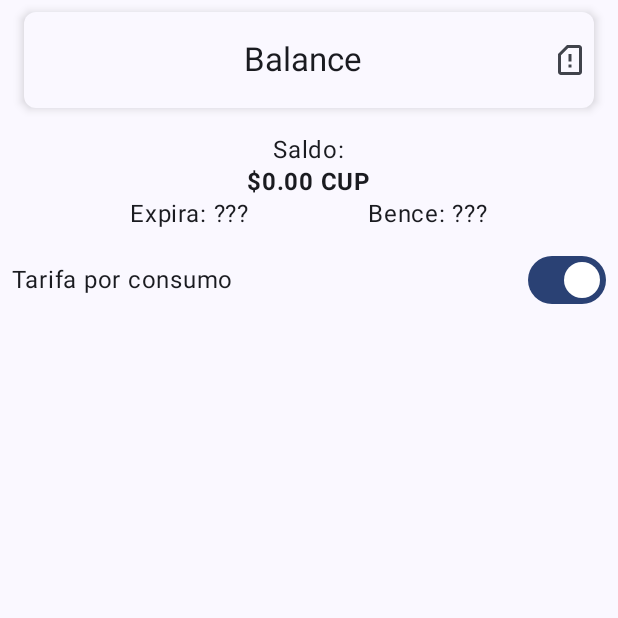
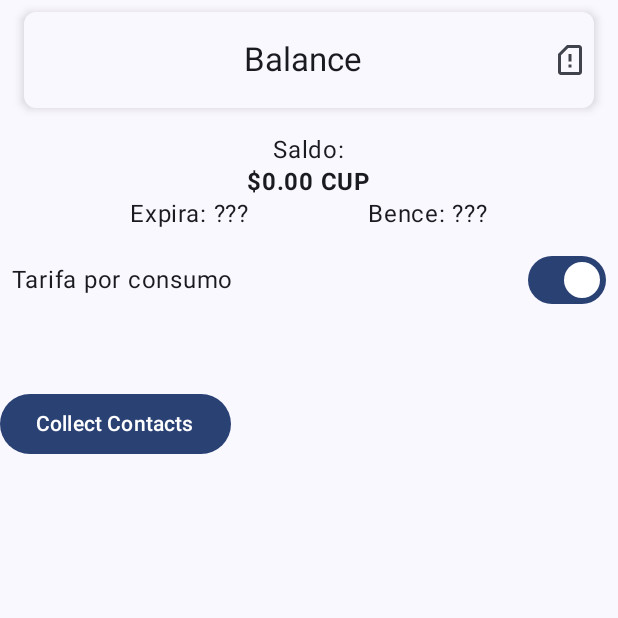
Before and after one commit to suitetecsa/sdk-android, an Android app built with Jetpack Compose: the screen it shows after launch (MainActivity), on a phone screen of 412 x 824 dp, the top half of it. Run offline under Robolectric (Android 15) with nearby library versions, the phone set to English and light mode, and no system bars; our stand-ins replace Dagger/Hilt's generated code; libraries missing offline, so code that uses them is left out: cz.mroczis.netmonster; 5 statements that could not run were skipped.

Commit message:
some fixes

```diff
--- a/app/src/main/AndroidManifest.xml
+++ b/app/src/main/AndroidManifest.xml
@@ -10,6 +10,7 @@
     <uses-permission android:name="android.permission.ACCESS_FINE_LOCATION" />
     <uses-permission android:name="android.permission.CALL_PHONE" />
     <uses-permission android:name="android.permission.READ_PHONE_STATE" />
+    <uses-permission android:name="android.permission.READ_CONTACTS" />
 
     <application
         android:name=".BalanceApp"
--- a/app/src/main/java/cu/suitetecsa/sdkandroid/MainActivity.kt
+++ b/app/src/main/java/cu/suitetecsa/sdkandroid/MainActivity.kt
@@ -36,6 +36,7 @@ class MainActivity : ComponentActivity() {
                     Manifest.permission.ACCESS_COARSE_LOCATION,
                     Manifest.permission.READ_PHONE_STATE,
                     Manifest.permission.CALL_PHONE,
+                    Manifest.permission.READ_CONTACTS,
                 ),
                 RequestCode
             )
@@ -78,6 +79,9 @@ class MainActivity : ComponentActivity() {
         ) != PackageManager.PERMISSION_GRANTED || ActivityCompat.checkSelfPermission(
             this,
             Manifest.permission.CALL_PHONE
+        ) != PackageManager.PERMISSION_GRANTED || ActivityCompat.checkSelfPermission(
+            this,
+            Manifest.permission.READ_CONTACTS
         ) != PackageManager.PERMISSION_GRANTED
     }
 }
--- a/app/src/main/java/cu/suitetecsa/sdkandroid/di/AppModule.kt
+++ b/app/src/main/java/cu/suitetecsa/sdkandroid/di/AppModule.kt
@@ -1,6 +1,7 @@
 package cu.suitetecsa.sdkandroid.di
 
 import android.content.Context
+import cu.suitetecsa.sdk.android.ContactsCollector
 import cu.suitetecsa.sdk.android.SimCardCollector
 import cu.suitetecsa.sdkandroid.data.source.PreferenceDataSource
 import dagger.Module
@@ -23,4 +24,9 @@ class AppModule {
     @Singleton
     fun provideSimCardApi(@ApplicationContext context: Context): SimCardCollector =
         SimCardCollector.Builder().build(context)
+
+    @Provides
+    @Singleton
+    fun provideContactsCollector(@ApplicationContext context: Context): ContactsCollector =
+        ContactsCollector.Builder().build(context)
 }
--- a/app/src/main/java/cu/suitetecsa/sdkandroid/presentation/balance/BalanceEvent.kt
+++ b/app/src/main/java/cu/suitetecsa/sdkandroid/presentation/balance/BalanceEvent.kt
@@ -6,4 +6,5 @@ sealed class BalanceEvent {
     data object UpdateBalance : BalanceEvent()
     data class ChangeSimCard(val simCard: SimCard) : BalanceEvent()
     data class TurnUsageBasedPricing(val isActive: Boolean) : BalanceEvent()
+    data object CollectContacts : BalanceEvent()
 }
--- a/app/src/main/java/cu/suitetecsa/sdkandroid/presentation/balance/BalanceScreen.kt
+++ b/app/src/main/java/cu/suitetecsa/sdkandroid/presentation/balance/BalanceScreen.kt
@@ -15,12 +15,16 @@ import androidx.compose.foundation.layout.fillMaxWidth
 import androidx.compose.foundation.layout.height
 import androidx.compose.foundation.layout.padding
 import androidx.compose.foundation.layout.size
+import androidx.compose.foundation.layout.sizeIn
 import androidx.compose.foundation.layout.wrapContentSize
+import androidx.compose.foundation.lazy.LazyColumn
+import androidx.compose.foundation.lazy.items
 import androidx.compose.foundation.rememberScrollState
 import androidx.compose.foundation.verticalScroll
 import androidx.compose.material.icons.Icons
 import androidx.compose.material.icons.outlined.Autorenew
 import androidx.compose.material.icons.outlined.SimCardAlert
+import androidx.compose.material3.Button
 import androidx.compose.material3.Icon
 import androidx.compose.material3.IconButton
 import androidx.compose.material3.MaterialTheme
@@ -28,6 +32,10 @@ import androidx.compose.material3.Surface
 import androidx.compose.material3.Switch
 import androidx.compose.material3.Text
 import androidx.compose.runtime.Composable
+import androidx.compose.runtime.getValue
+import androidx.compose.runtime.mutableStateOf
+import androidx.compose.runtime.remember
+import androidx.compose.runtime.setValue
 import androidx.compose.ui.Alignment
 import androidx.compose.ui.Modifier
 import androidx.compose.ui.graphics.vector.ImageVector
@@ -45,6 +53,8 @@ import cu.suitetecsa.sdk.android.model.MainSms
 import cu.suitetecsa.sdk.android.model.MainVoice
 import cu.suitetecsa.sdk.android.model.SimCard
 import cu.suitetecsa.sdkandroid.R
+import cu.suitetecsa.sdkandroid.presentation.balance.component.ContactsBottomSheet
+import cu.suitetecsa.sdkandroid.presentation.balance.component.SheetContent
 import cu.suitetecsa.sdkandroid.presentation.balance.component.Spinner
 import cu.suitetecsa.sdkandroid.ui.theme.SDKAndroidTheme
 
@@ -84,7 +94,8 @@ fun BalanceRoute(
     BalanceScreen(
         topPadding = topPadding,
         state = state,
-        onTurnUsageBasedPricing = { balancesViewModel.onEvent(BalanceEvent.TurnUsageBasedPricing(it)) }
+        onTurnUsageBasedPricing = { balancesViewModel.onEvent(BalanceEvent.TurnUsageBasedPricing(it)) },
+        collectContacts = { balancesViewModel.onEvent(BalanceEvent.CollectContacts) }
     )
 }
 
@@ -93,12 +104,14 @@ fun BalanceScreen(
     topPadding: PaddingValues,
     state: BalanceState,
     onTurnUsageBasedPricing: (Boolean) -> Unit,
+    collectContacts: () -> Unit,
 ) {
     Column(
         modifier = Modifier
             .fillMaxSize()
             .verticalScroll(rememberScrollState())
     ) {
+        var isSheetOpen by remember { mutableStateOf(false) }
         Box(modifier = Modifier.height(topPadding.calculateTopPadding())) {}
         if (Build.VERSION.SDK_INT >= Build.VERSION_CODES.O) {
             BalanceInfo(
@@ -109,6 +122,16 @@ fun BalanceScreen(
             Text(text = "Not supported")
         }
         Text(text = state.errorText ?: "")
+        Button(
+            onClick = {
+                collectContacts()
+                isSheetOpen = true
+            },
+            enabled = state.contacts.isEmpty()
+        ) {
+            Text(text = "Collect Contacts")
+        }
+        ContactsBottomSheet(contacts = state.contacts, isSheetOpen, setSheetOpen = { isSheetOpen = it })
     }
 }
 
--- a/app/src/main/java/cu/suitetecsa/sdkandroid/presentation/balance/BalanceState.kt
+++ b/app/src/main/java/cu/suitetecsa/sdkandroid/presentation/balance/BalanceState.kt
@@ -4,6 +4,7 @@ import cu.suitetecsa.sdk.android.model.BonusCredit
 import cu.suitetecsa.sdk.android.model.BonusData
 import cu.suitetecsa.sdk.android.model.BonusDataCU
 import cu.suitetecsa.sdk.android.model.BonusUnlimitedData
+import cu.suitetecsa.sdk.android.model.Contact
 import cu.suitetecsa.sdk.android.model.DailyData
 import cu.suitetecsa.sdk.android.model.MailData
 import cu.suitetecsa.sdk.android.model.MainData
@@ -31,4 +32,5 @@ data class BalanceState(
     val consultMessage: String? = null,
     val error: String? = null,
     val errorText: String? = null,
+    val contacts: List<Contact> = listOf(),
 )
--- a/app/src/main/java/cu/suitetecsa/sdkandroid/presentation/balance/BalancesViewModel.kt
+++ b/app/src/main/java/cu/suitetecsa/sdkandroid/presentation/balance/BalancesViewModel.kt
@@ -9,6 +9,7 @@ import androidx.compose.runtime.State
 import androidx.compose.runtime.mutableStateOf
 import androidx.lifecycle.ViewModel
 import androidx.lifecycle.viewModelScope
+import cu.suitetecsa.sdk.android.ContactsCollector
 import cu.suitetecsa.sdk.android.SimCardCollector
 import cu.suitetecsa.sdk.android.balance.FetchBalanceCallBack
 import cu.suitetecsa.sdk.android.balance.consult.UssdRequest
@@ -45,6 +46,7 @@ import javax.inject.Inject
 class BalancesViewModel @Inject constructor(
     private val preferenceDataSource: PreferenceDataSource,
     private val simCardsCollector: SimCardCollector,
+    private val contactsCollector: ContactsCollector
 ) : ViewModel() {
     private val preferences: StateFlow<Preferences> = preferenceDataSource.preferences()
         .stateIn(
@@ -104,6 +106,10 @@ class BalancesViewModel @Inject constructor(
                     _state.value = _state.value.copy(loading = true)
                     turnUsageBasedPricing(event.isActive)
                 }
+            }
+
+            BalanceEvent.CollectContacts -> {
+                _state.value = _state.value.copy(contacts = contactsCollector.collect())
             }
         }
     }
--- /dev/null
+++ b/sdk-android/src/main/java/cu/suitetecsa/sdk/android/ContactsCollector.java
@@ -0,0 +1,38 @@
+package cu.suitetecsa.sdk.android;
+
+import android.content.Context;
+
+import java.util.List;
+
+import cu.suitetecsa.sdk.android.model.Contact;
+
+/**
+ * Interface for collecting contact information from the device.
+ */
+public interface ContactsCollector {
+    /**
+     * Collects contact information from the device.
+     * <p>
+     * Note: This method requires {@link android.Manifest.permission#READ_CONTACTS} permission.
+     * Make sure to check and request this permission at runtime before calling collect.
+     * </p>
+     *
+     * @return A list of {@link Contact} objects containing the collected contact information.
+     */
+    List<Contact> collect();
+
+    /**
+     * Builder class for creating instances of {@link ContactsCollector}.
+     */
+    class Builder {
+        /**
+         * Builds a new {@link ContactsCollector} instance.
+         *
+         * @param context the {@link Context} used to access the contacts.
+         * @return a new instance of {@link ContactsCollectorImpl}.
+         */
+        public ContactsCollector build(Context context) {
+            return new ContactsCollectorImpl(context);
+        }
+    }
+}
--- /dev/null
+++ b/sdk-android/src/main/java/cu/suitetecsa/sdk/android/model/Contact.java
@@ -0,0 +1,4 @@
+package cu.suitetecsa.sdk.android.model;
+
+public record Contact(String name, String phoneNumber, String photoUri) {
+}
--- a/sdk-android/src/main/java/cu/suitetecsa/sdk/android/utils/SimCardUtils.java
+++ b/sdk-android/src/main/java/cu/suitetecsa/sdk/android/utils/SimCardUtils.java
@@ -18,7 +18,7 @@ import cu.suitetecsa.sdk.android.model.SimCard;
 
 public class SimCardUtils {
     public static void makeCall(SimCard simCard, Context context, String phoneNumber) {
-        Intent intent = new Intent(Intent.ACTION_CALL).setData(Uri.parse("tel:" + phoneNumber));
+        Intent intent = new Intent(Intent.ACTION_CALL).setData(Uri.parse("tel:" + phoneNumber.replace("#", "%23")));
 
         if (Build.VERSION.SDK_INT >= Build.VERSION_CODES.O) {
             intent.putExtra("android.telecom.extra.PHONE_ACCOUNT_HANDLE", String.valueOf(simCard.subscriptionId()));
```
Also changed, not shown: app/src/main/java/cu/suitetecsa/sdkandroid/presentation/balance/component/ContactImage.kt (added, +62 -0 lines), app/src/main/java/cu/suitetecsa/sdkandroid/presentation/balance/component/ContactsBottomSheet.kt (added, +120 -0 lines), sdk-android/src/main/java/cu/suitetecsa/sdk/android/ContactsCollectorImpl.java (added, +71 -0 lines), app/src/main/res/drawable/default_user_image.png (added).
